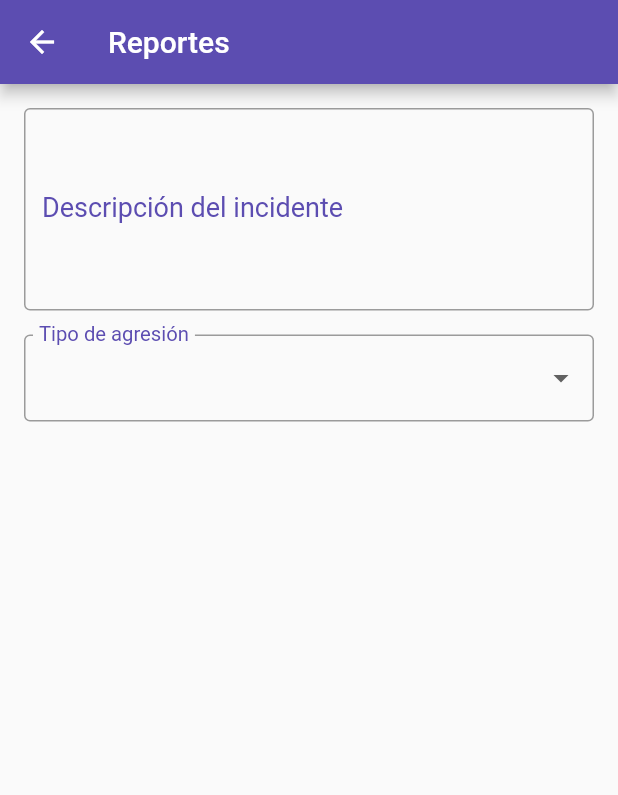
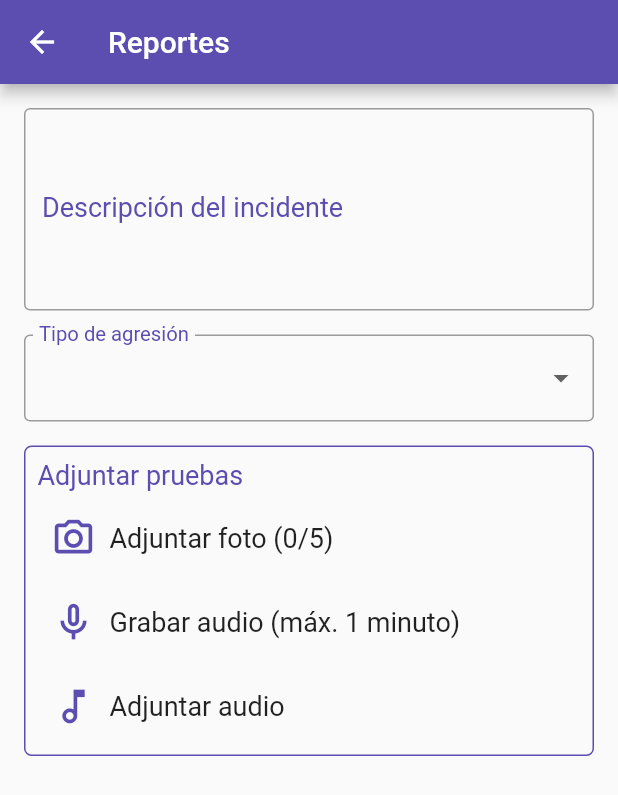
Before and after one commit to joseant11/ProtegelApp, a Flutter app: the ReportScreen screen opened directly, on a phone screen of 412 x 824 dp. Shown: the top 795 px of the screen. Run offline on Flutter 3.47's test engine with Material 2 defaults, Android fonts, the phone set to English and light mode, and no system bars; our stand-ins replace file_picker, google_maps_flutter, image_picker, permission_handler; missing offline and left inert: flutter_sound.

Commit message:
Añadí un contenedor que permite adjuntar pruebas, como fotografías y grabaciones de audio

```diff
--- a/lib/screens/reporta_screen.dart
+++ b/lib/screens/reporta_screen.dart
@@ -1,4 +1,11 @@
+import 'dart:async';
+import 'dart:io';
 import 'package:flutter/material.dart';
+import 'package:flutter_sound/flutter_sound.dart';
+import 'package:image_picker/image_picker.dart';
+import 'package:path_provider/path_provider.dart';
+import 'package:permission_handler/permission_handler.dart';
+import 'package:file_picker/file_picker.dart';
 
 class ReportScreen extends StatefulWidget {
   @override
@@ -15,6 +22,85 @@ class _ReportScreenState extends State<ReportScreen> {
     'Agresión psicológica',
     'Agresión digital',
   ];
+  List<File> _images = [];
+  final int _maxImages = 5;
+  String? _audioPath;
+  bool _isRecording = false;
+  final picker = ImagePicker();
+  final recorder = FlutterSoundRecorder();
+  Timer? _recordingTimer;
+
+  @override
+  void initState() {
+    super.initState();
+    initRecorder();
+  }
+
+  @override
+  void dispose() {
+    super.dispose();
+    recorder.closeAudioSession();
+    _recordingTimer?.cancel();
+  }
+
+  Future initRecorder() async {
+    await recorder.openAudioSession();
+  }
+
+  Future getImage() async {
+    if (_images.length >= _maxImages) return;
+    final pickedFile = await picker.getImage(source: ImageSource.gallery);
+
+    setState(() {
+      if (pickedFile != null) {
+        _images.add(File(pickedFile.path));
+      } else {
+        print('No image selected.');
+      }
+    });
+  }
+
+  Future startRecording() async {
+    PermissionStatus status = await Permission.microphone.request();
+
+    if (status != PermissionStatus.granted) {
+      return;
+    }
+
+    Directory tempDir = await getTemporaryDirectory();
+    String path = '${tempDir.path}/audio.aac';
+
+    await recorder.startRecorder(toFile: path);
+
+    setState(() {
+      _isRecording = true;
+      _audioPath = path;
+    });
+
+    _recordingTimer = Timer(Duration(minutes: 1), stopRecording);
+  }
+
+  Future stopRecording() async {
+    await recorder.stopRecorder();
+
+    setState(() => _isRecording = false);
+
+    _recordingTimer?.cancel();
+  }
+
+  Future pickAudio() async {
+    FilePickerResult? result = await FilePicker.platform.pickFiles(
+      type: FileType.custom,
+      allowedExtensions: ['mp3', 'wav', 'aac'],
+      withData: true,
+    );
+
+    if (result != null) {
+      PlatformFile file = result.files.first;
+    } else {
+      print('No audio selected.');
+    }
+  }
 
   @override
   Widget build(BuildContext context) {
@@ -34,7 +120,8 @@ class _ReportScreenState extends State<ReportScreen> {
                   borderSide: BorderSide(color: Color(0xff5C4DB1)),
                 ),
                 labelText: 'Descripción del incidente',
-                labelStyle: TextStyle(color: Color(0xff5C4DB1), fontSize: 18.0),
+                labelStyle:
+                    TextStyle(color: Color(0xff5C4DB1), fontSize: 18.0),
                 focusedBorder: OutlineInputBorder(
                   borderSide: BorderSide(color: Color(0xff5C4DB1)),
                 ),
@@ -45,31 +132,89 @@ class _ReportScreenState extends State<ReportScreen> {
             InputDecorator(
               decoration: InputDecoration(
                 labelText: 'Tipo de agresión',
-                labelStyle: TextStyle(color: Color(0xff5C4DB1), fontSize: 18.0),
-                border: OutlineInputBorder(
-                  borderSide: BorderSide(color: Color(0xff5C4DB1)),
-                ),
+                labelStyle:
+                    TextStyle(color: Color(0xff5C4DB1), fontSize: 18.0),
+                border:
+                    OutlineInputBorder(borderSide: BorderSide(color: Color(0xff5C4DB1))),
                 contentPadding:
                     EdgeInsets.symmetric(horizontal: 10.0, vertical: 5.0),
               ),
               child: DropdownButtonHideUnderline(
                 child: DropdownButton<String>(
-                  value: _selectedAggression,
-                  onChanged: (String? newValue) {
+                  value:_selectedAggression,
+                  onChanged:(String? newValue) {
                     setState(() {
                       _selectedAggression = newValue;
                     });
                   },
-                  items:
-                      _aggressions.map<DropdownMenuItem<String>>((String value) {
+                  items:_aggressions.map<DropdownMenuItem<String>>((String value) {
                     return DropdownMenuItem<String>(
-                      value: value,
-                      child: Text(value),
+                      value:value,
+                      child:Text(value),
                     );
                   }).toList(),
                 ),
               ),
             ),
+            SizedBox(height: 16.0),
+            Container(
+              decoration: BoxDecoration(
+                border: Border.all(color: Color(0xff5C4DB1)),
+                borderRadius: BorderRadius.circular(5.0),
+              ),
+              padding: EdgeInsets.all(8.0),
+              child: Column(
+                crossAxisAlignment: CrossAxisAlignment.start,
+                children: [
+                  Text('Adjuntar pruebas',
+                      style:
+                          TextStyle(color: Color(0xff5C4DB1), fontSize: 18.0)),
+                  SizedBox(height: 8.0),
+                  Row(
+                    children: [
+                      IconButton(
+                        onPressed: getImage,
+                        iconSize: 30,
+                        icon: Icon(Icons.camera_alt_outlined),
+                        color: Color(0xff5C4DB1),
+                      ),
+                      Text('Adjuntar foto (${_images.length}/$_maxImages)',
+                          style: TextStyle(fontSize: 18.0)),
+                    ],
+                  ),
+                  SizedBox(height: 8.0),
+                  Row(
+                    children: [
+                      IconButton(
+                        onPressed:
+                            _isRecording ? stopRecording : startRecording,
+                        iconSize: 30,
+                        icon:
+                            Icon(_isRecording ? Icons.stop : Icons.mic_none_outlined),
+                        color: Color(0xff5C4DB1),
+                      ),
+                      Text(
+                          _isRecording
+                              ? 'Detener grabación'
+                              : 'Grabar audio (máx. 1 minuto)',
+                          style: TextStyle(fontSize: 18.0)),
+                    ],
+                  ),
+                  SizedBox(height: 8.0),
+                  Row(
+                    children: [
+                      IconButton(
+                        onPressed: pickAudio,
+                        iconSize: 30,
+                        icon: Icon(Icons.music_note_outlined),
+                        color: Color(0xff5C4DB1),
+                      ),
+                      Text('Adjuntar audio', style: TextStyle(fontSize: 18.0)),
+                    ],
+                  ),
+                ],
+              ),
+            )
           ],
         ),
       ),
```
Also changed, not shown: pubspec.yaml (+5 -2 lines), pubspec.lock, 5 other files.
